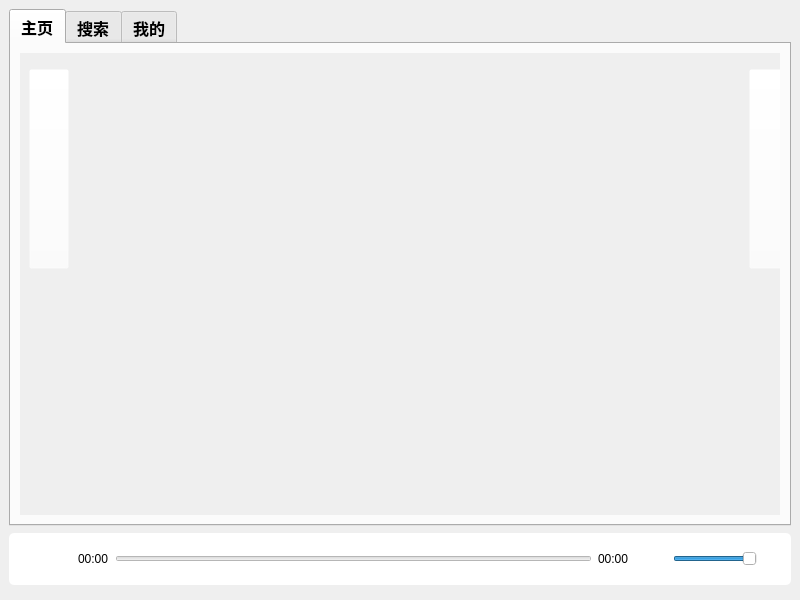
cheese-233/QNeteaseMusic, file mainwindow.ui: the form before one commit.
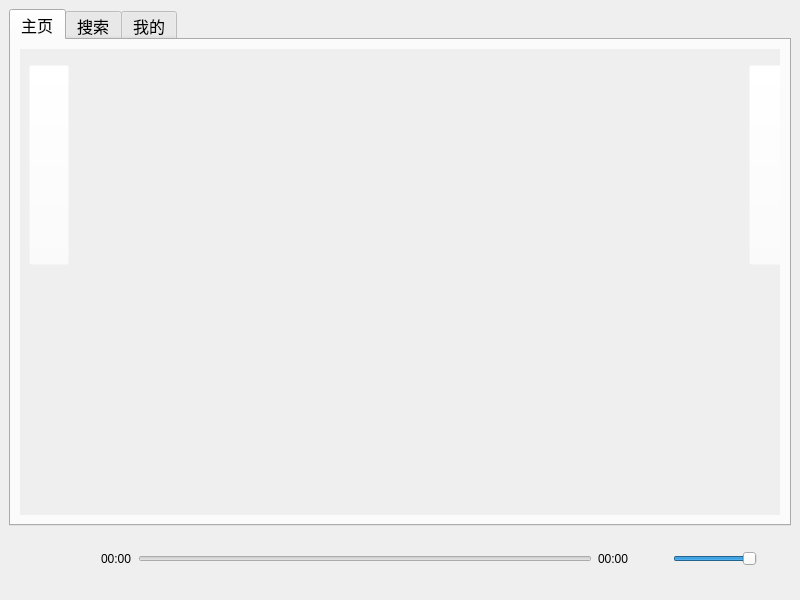
The form after the commit. The open tabs and pages were chosen to show the change. Icons and pictures are not drawn.

What changed in the file:
```diff
--- a/mainwindow.ui
+++ b/mainwindow.ui
@@ -1008,9 +1008,7 @@
           <widget class="QTabWidget" name="tabWidget">
            <property name="font">
             <font>
-             <family>Microsoft YaHei</family>
              <pointsize>12</pointsize>
-             <bold>true</bold>
             </font>
            </property>
            <property name="styleSheet">
@@ -1073,8 +1071,8 @@
                  <rect>
                   <x>0</x>
                   <y>0</y>
-                  <width>760</width>
-                  <height>443</height>
+                  <width>758</width>
+                  <height>454</height>
                  </rect>
                 </property>
                 <layout class="QVBoxLayout" name="verticalLayout_9">
@@ -1600,8 +1598,7 @@
           <property name="styleSheet">
            <string notr="true">border:5px;
 border-color: rgba(255, 255, 255, 0);
-border-radius:5px;
-background-color: rgb(255, 255, 255);</string>
+border-radius:5px;</string>
           </property>
           <layout class="QVBoxLayout" name="verticalLayout">
            <item>
@@ -1614,7 +1611,6 @@
                <property name="font">
                 <font>
                  <family>Calibri</family>
-                 <pointsize>-1</pointsize>
                  <italic>false</italic>
                  <bold>false</bold>
                 </font>
@@ -1681,8 +1677,7 @@
               <widget class="QSlider" name="horizontalSlider">
                <property name="styleSheet">
                 <string notr="true">QSlider::handle:horizontal {                               
-     border: 0px ;                           
-     width: 15px;                                                   
+     border: 0px ;                                                                         
 } </string>
                </property>
                <property name="orientation">
```
Left out of the diff: 964 changed lines with no effect on the pictures.
